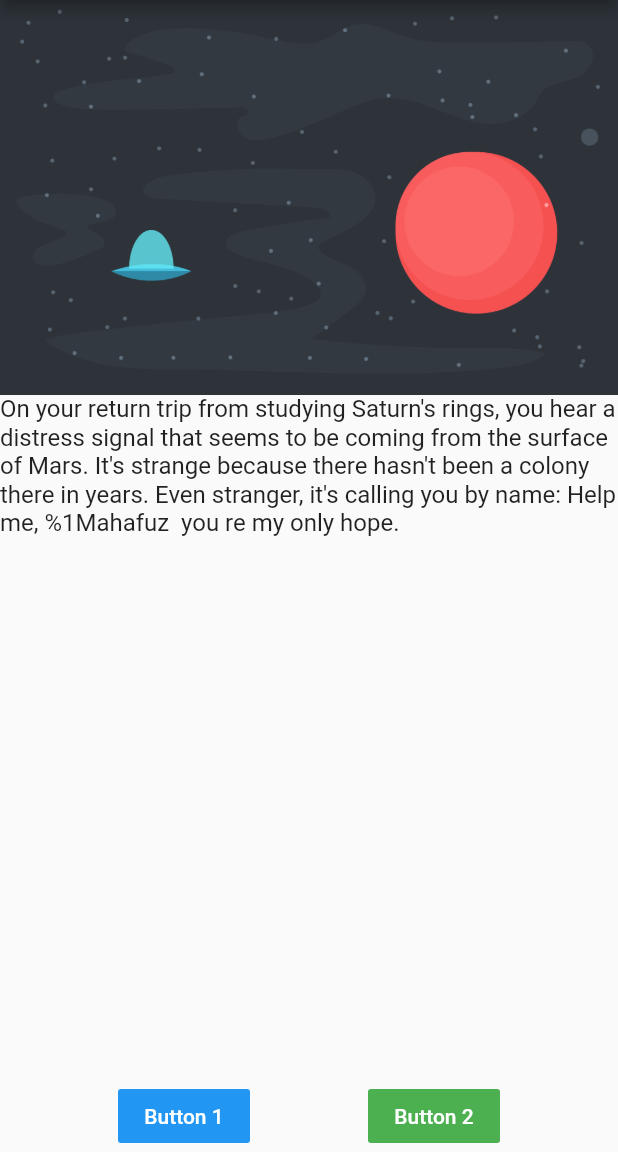
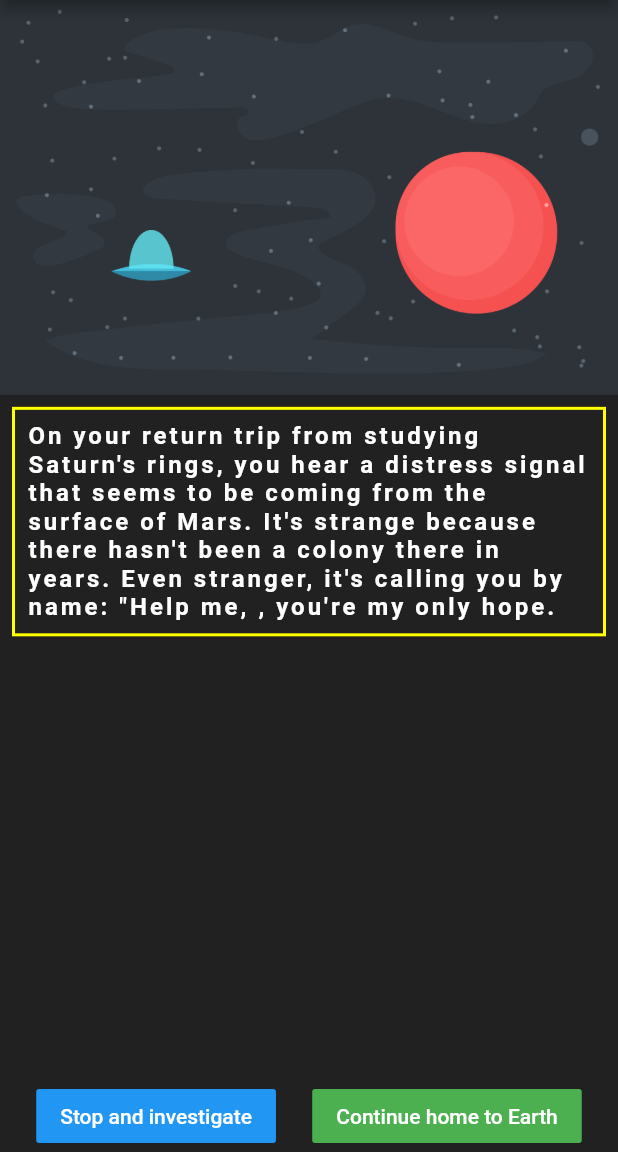
Before and after one commit to Zaman3027/silvermartian, a Flutter app: the screen it shows after launch, after a tap on "START YOUR ADVENTURE", on a phone screen of 412 x 824 dp, the part 84-1236 px from its top. Run offline on Flutter 3.47's test engine with Material 2 defaults, Android fonts, the phone set to English and light mode, and no system bars.

Commit message:
added 4 page

```diff
--- a/lib/res/strings.dart
+++ b/lib/res/strings.dart
@@ -1,26 +1,26 @@
-const String app_name ="Signals from Mars";
-String page0(String name) => "On your return trip from studying Saturn\'s rings, you hear a distress signal that seems to be coming from the surface of Mars. It\'s strange because there hasn\'t been a colony there in years. Even stranger, it\'s calling you by name: Help me, %1$name  you re my only hope.";
-String page0_choice1 = "Stop and investigate";
-String page0_choice2 ="Continue home to Earth";
+import 'package:meta/meta.dart';
 
-String page1 = "You deftly land your ship near where the distress signal originated. You didn\'t notice anything strange on your fly-by, but there is a cave in front of you. Behind you is an abandoned rover from the early 21st century.";
-String page1_choice1= "Explore the cave";
-String page1_choice2 = "Explore the rover";
+String page0(String name) => "On your return trip from studying Saturn\'s rings, you hear a distress signal that seems to be coming from the surface of Mars. It\'s strange because there hasn\'t been a colony there in years. Even stranger, it\'s calling you by name: \"Help me, $name, you\'re my only hope.";
+const String page0_choice1 = "Stop and investigate"; //page1
+const String page0_choice2 = "Continue home to Earth"; //page2
 
-String page2 = "You continue your course to Earth. Two days later, you receive a transmission from HQ saying that they have detected some sort of anomaly on the surface of Mars near an abandoned rover. They ask you to investigate, but ultimately the decision is yours because your mission has already run much longer than planned and supplies are low.";
-String page2_choice1 = "Head back to Mars to investigate";
-String page2_choice2 = "Continue home to Earth";
+String page1(String name) => "You deftly land your ship near where the distress signal originated. You didn\'t notice anything strange on your fly-by, but there is a cave in front of you. Behind you is an abandoned rover from the early 21st century.";
+const String page1_choice1 = "Explore the cave";//page3
+const String page1_choice2 = "Explore the rover";//page4
 
-String page3 = "Your EVA suit is equipped with a headlamp, which you use to navigate the cave. After searching for a while your oxygen levels are starting to get pretty low. You know you should go refill your tank, but there\'s a very faint light up ahead";
-String page3_choice1 ="Refill at ship and explore the rover";
-String page3_choice2 = "Continue towards the faint light";
+String page2(String name) =>" You continue your course to Earth. Two days later, you receive a transmission from HQ saying that they have detected some sort of anomaly on the surface of Mars near an abandoned rover. They ask you to investigate, but ultimately the decision is yours because your mission has already run much longer than planned and supplies are low.";
+const String page2_choice1 = "Head back to Mars to investigate";//page1
+const String page2_choice2 = "Continue home to Earth";//page6 //ending2
 
-String page4(String name) => "The rover is covered in dust and most of the solar panels are broken. But you are quite surprised to see the on-board system booted up and running. In fact, there is a message on the screen: \"$name, come to 28.543436, -81.369031.\" Those coordinates aren\'t far, but you don\'t know if your oxygen will last for a trip there and back.";
-String page4_choice1="Explore the coordinates";
-String page4_choice2 = "Return to Earth";
+String page3(String name) => ">Your EVA suit is equipped with a headlamp, which you use to navigate the cave. After searching for a while your oxygen levels are starting to get pretty low. You know you should go refill your tank, but there\'s a very faint light up ahead.";
+const String page3_choice1 = "Refill at ship and explore the rover";//page4
+const String page3_choice2 = "Continue towards the faint light";//page5 //ending1
 
-String page5 (String name)=>"After a long walk slightly uphill, you end up at the top of a small crater. You look around, and are overjoyed to see your favorite android, $name. It had been lost on a previous mission to Mars! You take it back to your ship and fly back to Earth.";
+String page4(String name) => "The rover is covered in dust and most of the solar panels are broken. But you are quite surprised to see the on-board system booted up and running. In fact, there is a message on the screen: $name, come to 28.543436, -81.369031.\" Those coordinates aren\'t far, but you don\'t know if your oxygen will last for a trip there and back.";
+const String page4_choice1 = "Explore the coordinates"; //page5 //ending1
+const String page4_choice2 = "Return to Earth"; //page6 //ending2
 
-String page6 = "You arrive home on Earth. While your mission was a success, you forever wonder what was sending that signal. Perhaps a future mission will be able to investigate…";
-String story_image = "Story Image";
-String play_again_buttontext = "Play Again!";
+String page5(String name) => "After a long walk slightly uphill, you end up at the top of a small crater. You look around, and are overjoyed to see your favorite android, $name-S1124. It had been lost on a previous mission to Mars! You take it back to your ship and fly back to Earth.";
+
+String page6(String name) => "You arrive home on Earth. While your mission was a success, you forever wonder what was sending that signal. Perhaps a future mission will be able to investigate…";
+const String play_again_buttontext = "Play Again!";
--- a/lib/src/ask_name_screen.dart
+++ b/lib/src/ask_name_screen.dart
@@ -1,5 +1,6 @@
 import 'package:flutter/material.dart';
 import './story_screen.dart';
+import './storyRouteGenerator.dart';
 
 class AskNameScreen extends StatefulWidget {
 
@@ -18,7 +19,7 @@ class AskNameScreenState extends State<AskNameScreen> {
   }
 
   @override
-  void dispode(){
+  void dispose(){
     super.dispose();
     _editingController.dispose();
   }
@@ -47,7 +48,7 @@ class AskNameScreenState extends State<AskNameScreen> {
             RaisedButton(
               onPressed: (){
                 print(_editingController.text);
-                Navigator.push(context,storyScreenRoute() );
+                Navigator.push(context, getRouteByStoryStage(StoryStage.page0, _editingController.text));
               },
                             child: Text("START YOUR ADVENTURE"),
                           )
--- /dev/null
+++ b/lib/src/storyRouteGenerator.dart
@@ -0,0 +1,85 @@
+import 'package:flutter/material.dart';
+import '../res/strings.dart';
+import './story_screen.dart';
+enum StoryStage {
+  page0,
+  page1,
+  page2,
+  page3,
+  page4,
+}
+
+enum EndingType { endWithoutAndroid, endWithAndroid }
+
+MaterialPageRoute getRouteByStoryStage(
+  StoryStage stage,
+  String name,
+) {
+  return MaterialPageRoute(builder: (BuildContext context) {
+    Function buttonFunction({
+      @required StoryStage stage,
+    }) {
+      return () {
+        Navigator.push(context, getRouteByStoryStage(stage, name));
+      };
+    }
+
+    switch (stage) {
+      case StoryStage.page0:
+        return StoryScreen(
+          storyText: page0(name),
+          button1Text: page0_choice1,
+          button2Text: page0_choice2,
+          button1Function: buttonFunction(stage: StoryStage.page1),
+          button2Function: buttonFunction(stage: StoryStage.page2),
+          assetImagePath: 'assets/images/page0.png',
+        );
+        break;
+      case StoryStage.page1:
+        return StoryScreen(
+          button1Text: page1_choice1,
+          button2Text: page1_choice2,
+          button1Function: buttonFunction(stage: StoryStage.page3),
+          button2Function: buttonFunction(stage: StoryStage.page4),
+          storyText: page1(name),
+          assetImagePath: 'assets/images/page1.png',
+        );
+        break;
+      case StoryStage.page2:
+        return StoryScreen(
+            button1Text: page2_choice1,
+            button2Text: page2_choice2,
+            button1Function: buttonFunction(stage: StoryStage.page1),
+            button2Function: () {
+              /*TODO Go to page 6*/
+            },
+            storyText: page2(name),
+            assetImagePath: "assets/images/page2.png");
+        break;
+      case StoryStage.page3:
+        return StoryScreen(
+            button1Text: page3_choice1,
+            button2Text: page3_choice2,
+            button1Function: buttonFunction(stage: StoryStage.page4),
+            button2Function: () {
+              /*TODO GotoPage 5*/
+            },
+            storyText: page3(name),
+            assetImagePath: 'assets/images/page3.png');
+        break;
+      case StoryStage.page4:
+        return StoryScreen(
+          assetImagePath: "assets/images/page4.png",
+          button1Text: page4_choice1,
+          button2Text: page4_choice2,
+          button1Function: () {
+            /*5*/
+          },
+          button2Function: () {
+            /*6*/
+          },
+          storyText: page4(name),
+        );
+    }
+  });
+}
--- a/lib/src/story_screen.dart
+++ b/lib/src/story_screen.dart
@@ -40,13 +40,23 @@ class StoryScreen extends StatelessWidget {
         title: Text("Silver Martian"),
       ),
       body: Container(
+        color: Colors.black87,
         child: Column(
           children: <Widget>[
             Image.asset(assetImagePath),
-            Text(
-              storyText,
-              style: TextStyle(fontSize: 16),
-            ),
+            Container(
+              padding: EdgeInsets.all(8),
+              decoration: BoxDecoration(
+                border: Border.all(width: 2,color: Colors.yellowAccent)
+              ),
+              margin: EdgeInsets.all(8),
+              child: Text(
+                storyText,
+                style: TextStyle(fontSize: 16,color: Colors.white,letterSpacing: 2,fontWeight: FontWeight.bold),
+
+              ),
+            )
+            ,
             Spacer(),
             Row(
               mainAxisAlignment: MainAxisAlignment.spaceEvenly,
```
